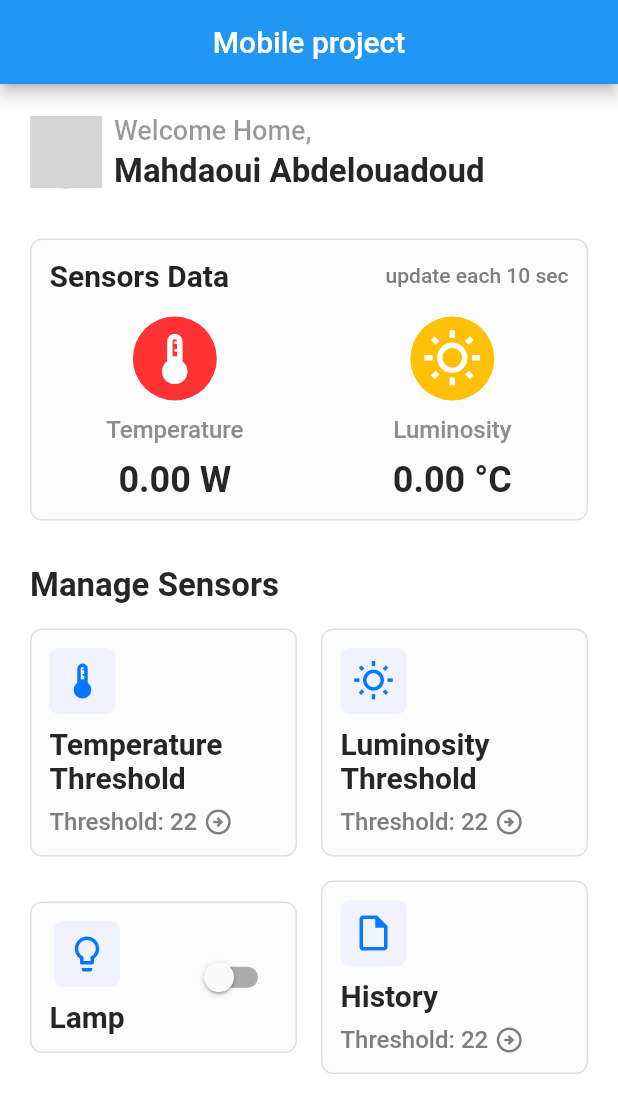
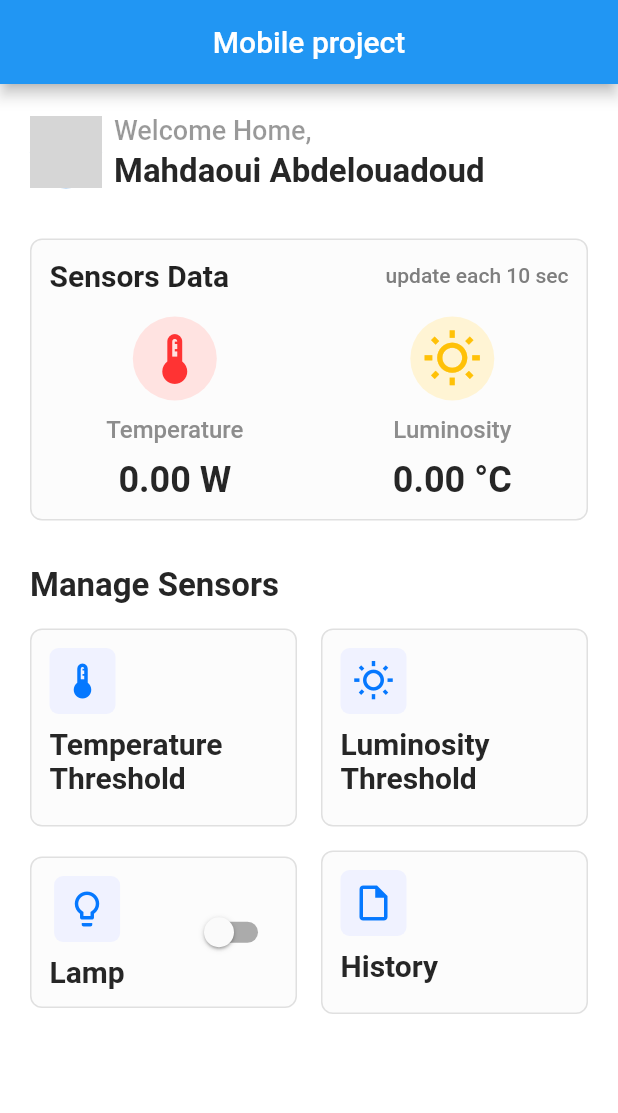
Before and after one commit to Abdelouadoud8/projet-dev-mobile-flutter, a Flutter app: the screen it shows after launch, on a phone screen of 412 x 824 dp. Shown: the top 1113 px of the screen. Run offline on Flutter 3.47's test engine with Material 2 defaults, Android fonts, the phone set to English and light mode, and no system bars; our stand-ins replace bloc, cloud_firestore, firebase_core, flutter_bloc; accounts and stored records are empty; network calls fail; Roboto replaces fonts that are missing (Gilroy); grey boxes are pictures that could not be loaded.

Commit message:
Small chagnes in UI

```diff
--- a/lib/main.dart
+++ b/lib/main.dart
@@ -145,7 +145,6 @@ class _HomeScreenState extends State<HomeScreen> {
                   children: [
                     ThresholdBox(
                       label: "Temperature Threshold",
-                      value: 22,
                       icon: Icons.thermostat_outlined,
                       onPressed: () {
                         Navigator.pushNamed(context, '/temperature_threshold');
@@ -154,7 +153,6 @@ class _HomeScreenState extends State<HomeScreen> {
                     SizedBox(width: 16),
                     ThresholdBox(
                       label: "Luminosity Threshold",
-                      value: 22,
                       icon: Icons.wb_sunny_outlined,
                       onPressed: () {
                         Navigator.pushNamed(context, '/luminosity_threshold');
@@ -224,7 +222,6 @@ class _HomeScreenState extends State<HomeScreen> {
                     SizedBox(width: 16),
                     ThresholdBox(
                       label: "History",
-                      value: 22,
                       icon: Icons.insert_drive_file_outlined,
                       onPressed: () {
                         Navigator.pushNamed(context, '/history');
--- a/lib/views/sensors_box.dart
+++ b/lib/views/sensors_box.dart
@@ -85,15 +85,17 @@ class _SensorsBoxState extends State<SensorsBox> {
                     SingleSensor(
                       sensorData: temperatureSensorData,
                       icon: Icons.thermostat_outlined,
-                      color: Color(0xFFFF3333),
+                      color: Color(0xFFFFE3E1),
                       label: 'Temperature',
+                      coloricon: Color(0xFFFF3333),
                     ),
                     SizedBox(width: 24),
                     SingleSensor(
                       sensorData: luminositySensorData,
                       icon: Icons.wb_sunny_outlined,
-                      color: Color(0xFFFFC107),
+                      color: Color(0xFFFFF4D4),
                       label: 'Luminosity',
+                      coloricon: Color(0xFFFFC107),
                     ),
                   ],
                 ),
--- a/lib/views/single_sensor.dart
+++ b/lib/views/single_sensor.dart
@@ -8,6 +8,7 @@ class SingleSensor extends StatelessWidget {
   final String label;
   final IconData icon;
   final Color color;
+  final Color coloricon;
 
   const SingleSensor({
     Key? key,
@@ -17,6 +18,7 @@ class SingleSensor extends StatelessWidget {
     required this.sensorData,
     required this.icon,
     required this.color,
+    required this.coloricon,
   }) : super(key: key);
 
   @override
@@ -32,7 +34,7 @@ class SingleSensor extends StatelessWidget {
           child: Icon(
             icon,
             size: 40,
-            color: Colors.white,
+            color: coloricon,
           ),
         ),
         SizedBox(height: 10),
--- a/lib/views/threshold_box.dart
+++ b/lib/views/threshold_box.dart
@@ -2,14 +2,12 @@ import 'package:flutter/material.dart';
 
 class ThresholdBox extends StatelessWidget {
   final String label;
-  final int value;
   final IconData icon;
   final VoidCallback? onPressed; // Optional callback for onPressed
 
   const ThresholdBox({
     Key? key,
     required this.label,
-    required this.value,
     required this.icon,
     this.onPressed,
   }) : super(key: key);
@@ -56,25 +54,6 @@ class ThresholdBox extends StatelessWidget {
                   ),
                 ),
                 SizedBox(height:8),
-                Row(
-                  children: [
-                    Text(
-                      'Threshold: $value',
-                      style: TextStyle(
-                        color: Color(0xFF7E7E7E),
-                        fontSize: 16,
-                        fontFamily: 'Gilroy',
-                        fontWeight: FontWeight.w500,
-                      ),
-                    ),
-                    SizedBox(width:4),
-                    Icon(
-                      Icons.arrow_circle_right_outlined,
-                      size: 20,
-                      color: Color(0xFF7E7E7E), // You can adjust the icon color
-                    ),
-                  ],
-                ),
               ],
             ),
           )
```
